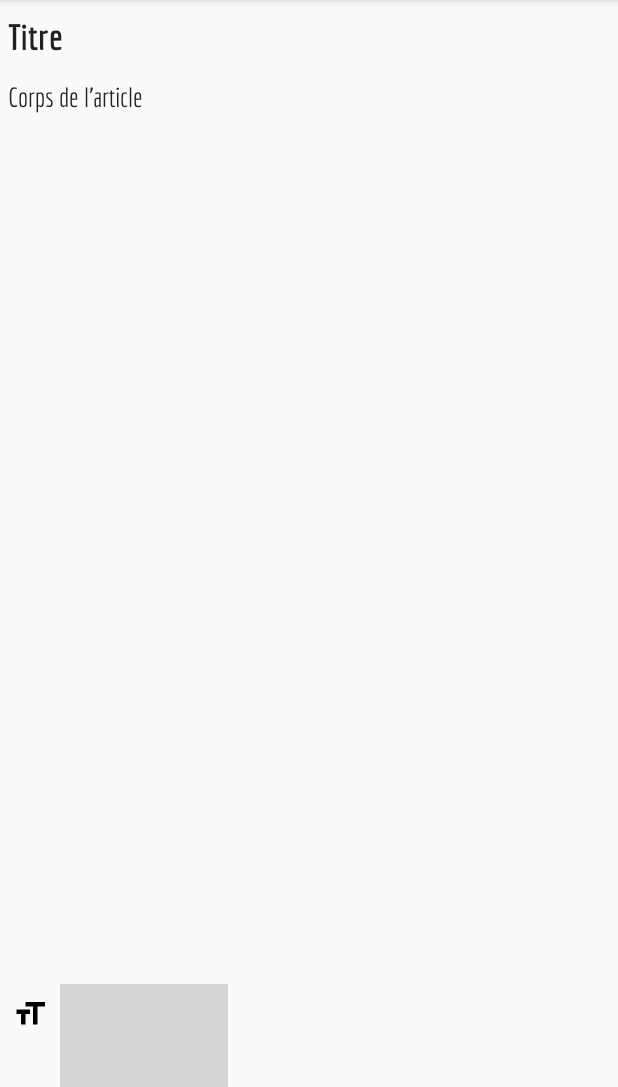
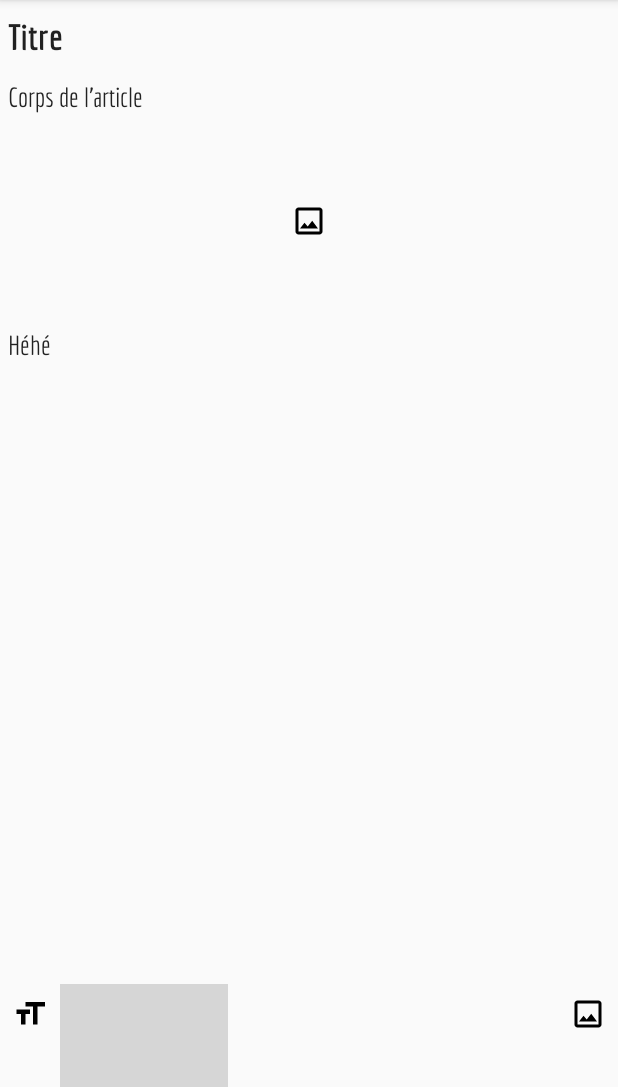
Before and after one commit to davinncia/HolmesClub, an Android app: the screen it shows after launch (WritingActivity), on a phone screen of 412 x 824 dp, the part 84-1171 px from its top. Run offline under Robolectric (Android 15) with nearby library versions, the phone set to English and light mode, and no system bars; grey boxes are pictures that could not be loaded.

Commit message:
ImageBlocWidget behaviour.

```diff
--- a/app/src/main/AndroidManifest.xml
+++ b/app/src/main/AndroidManifest.xml
@@ -10,7 +10,7 @@
         android:supportsRtl="true"
         android:theme="@style/AppTheme">
         <activity
-            android:name=".WritingActivity"
+            android:name="com.davinciapp.holmesclub.editor.WritingActivity"
             android:windowSoftInputMode="adjustResize" />
         <activity android:name=".MainActivity">
             <intent-filter>
--- a/app/src/main/java/com/davinciapp/holmesclub/MainActivity.kt
+++ b/app/src/main/java/com/davinciapp/holmesclub/MainActivity.kt
@@ -2,6 +2,7 @@ package com.davinciapp.holmesclub
 
 import androidx.appcompat.app.AppCompatActivity
 import android.os.Bundle
+import com.davinciapp.holmesclub.editor.WritingActivity
 
 class MainActivity : AppCompatActivity() {
 
--- a/app/src/main/java/com/davinciapp/holmesclub/di/ViewModelFactory.kt
+++ b/app/src/main/java/com/davinciapp/holmesclub/di/ViewModelFactory.kt
@@ -3,8 +3,8 @@ package com.davinciapp.holmesclub.di
 import android.app.Application
 import androidx.lifecycle.ViewModel
 import androidx.lifecycle.ViewModelProvider
-import com.davinciapp.holmesclub.JsonParser
-import com.davinciapp.holmesclub.WritingViewModel
+import com.davinciapp.holmesclub.json.JsonParser
+import com.davinciapp.holmesclub.editor.WritingViewModel
 
 class ViewModelFactory private constructor(private val application: Application): ViewModelProvider.Factory {
 
--- /dev/null
+++ b/app/src/main/java/com/davinciapp/holmesclub/editor/MyImageBlocWidget.kt
@@ -0,0 +1,71 @@
+package com.davinciapp.holmesclub.editor
+
+import android.content.Context
+import android.view.View
+import android.widget.ImageView
+import android.widget.LinearLayout
+import android.widget.RelativeLayout
+import android.widget.Toast
+import com.davinciapp.holmesclub.R
+
+class MyImageBlocWidget(context: Context, listener: OnClearImageBlocClickListener) : RelativeLayout(context) {
+
+    init {
+        val imageView = ImageView(context)
+        val clearView = ImageView(context)
+
+        //Set Layout Params
+        val layoutParams = LinearLayout.LayoutParams(
+            LinearLayout.LayoutParams.MATCH_PARENT,
+            //LinearLayout.LayoutParams.WRAP_CONTENT
+            200
+        )
+        this.layoutParams = layoutParams
+
+        //Focus behaviour
+        this.isFocusable = true
+        this.isFocusableInTouchMode = true
+        this.setOnFocusChangeListener { v, hasFocus ->
+            if (hasFocus) {
+                clearView.visibility = View.VISIBLE
+                this.background = context.getDrawable(R.drawable.image_bloc_frame)
+            } else {
+                this.background = null
+                clearView.visibility = View.GONE
+            }
+        }
+        this.setOnClickListener { it.requestFocus() }
+
+        //Add an ImageView with placeholder
+        val imageParams = LayoutParams(
+            LayoutParams.WRAP_CONTENT,
+            LayoutParams.WRAP_CONTENT
+        )
+        imageParams.addRule(CENTER_IN_PARENT)
+        imageView.layoutParams = imageParams
+        imageView.setImageResource(R.drawable.ic_picture)
+        this.addView(imageView)
+
+        //Add remove button
+        clearView.setImageResource(R.drawable.ic_clear)
+        clearView.setOnClickListener {
+            listener.onClearImageBlocClicked(this)
+        }
+        clearView.setPadding(8, 8, 8, 8)
+        val clearParams = LayoutParams(
+            LayoutParams.WRAP_CONTENT,
+            LayoutParams.WRAP_CONTENT
+        )
+        clearView.layoutParams = clearParams
+        clearParams.addRule(ALIGN_PARENT_RIGHT)
+        this.addView(clearView)
+
+        //Ask for focus on creation
+        this.requestFocus()
+
+    }
+
+    interface OnClearImageBlocClickListener {
+        fun onClearImageBlocClicked(imageBlocWidget: MyImageBlocWidget)
+    }
+}
--- a/app/src/main/java/com/davinciapp/holmesclub/TextBlocWidget.kt
+++ b/app/src/main/java/com/davinciapp/holmesclub/editor/TextBlocWidget.kt
@@ -1,4 +1,4 @@
-package com.davinciapp.holmesclub
+package com.davinciapp.holmesclub.editor
 
 import android.content.Context
 import android.graphics.PorterDuff
@@ -7,7 +7,9 @@ import android.text.Spannable
 import android.text.SpannableString
 import android.text.style.ImageSpan
 import androidx.core.content.res.ResourcesCompat
-import com.davinciapp.holmesclub.WritingStyle.Styles
+import com.davinciapp.holmesclub.R
+import com.davinciapp.holmesclub.model.WritingStyle
+import com.davinciapp.holmesclub.model.WritingStyle.Styles
 
 
 class TextBlocWidget(context: Context)
@@ -51,6 +53,9 @@ class TextBlocWidget(context: Context)
 
          */
 
+        //Ask for focus on creation
+        this.requestFocus()
+
     }
 
     //--------------------------------------------------------------------------------------------//
@@ -65,7 +70,11 @@ class TextBlocWidget(context: Context)
             }
             Styles.BIG -> {
                 textStyle = Styles.BIG
-                WritingStyle(24F, 16, Typeface.BOLD)
+                WritingStyle(
+                    24F,
+                    16,
+                    Typeface.BOLD
+                )
             }
             else -> {
                 Styles.MEDIUM
@@ -74,7 +83,9 @@ class TextBlocWidget(context: Context)
         }
 
         this.textSize = writingStyle.size
-        this.setTypeface(ResourcesCompat.getFont(context, R.font.economica), writingStyle.typeFace)
+        this.setTypeface(ResourcesCompat.getFont(context,
+            R.font.economica
+        ), writingStyle.typeFace)
         this.setPadding(8, writingStyle.padding, 8, writingStyle.padding)
     }
 
--- a/app/src/main/java/com/davinciapp/holmesclub/WritingActivity.kt
+++ b/app/src/main/java/com/davinciapp/holmesclub/editor/WritingActivity.kt
@@ -1,4 +1,4 @@
-package com.davinciapp.holmesclub
+package com.davinciapp.holmesclub.editor
 
 import android.content.Context
 import android.content.Intent
@@ -8,12 +8,16 @@ import android.view.*
 import android.widget.*
 import androidx.lifecycle.Observer
 import androidx.lifecycle.ViewModelProvider
+import com.davinciapp.holmesclub.*
 import com.davinciapp.holmesclub.di.ViewModelFactory
 import com.davinciapp.holmesclub.model.Bloc
 import com.davinciapp.holmesclub.model.ImageBloc
 import com.davinciapp.holmesclub.model.TextBloc
+import com.davinciapp.holmesclub.model.WritingStyle
 
-class WritingActivity : AppCompatActivity() {
+class WritingActivity : AppCompatActivity(), MyImageBlocWidget.OnClearImageBlocClickListener {
+
+    //TODO: there should always be a least 1 bloc
 
     private lateinit var viewModel: WritingViewModel
     private val layout by bind<LinearLayout>(R.id.linear_layout_writing)
@@ -28,6 +32,7 @@ class WritingActivity : AppCompatActivity() {
         //CLICKS
         findViewById<ImageView>(R.id.iv_font_size_writing).setOnClickListener { showFontOptionsPopUp(it) }
         findViewById<ImageView>(R.id.iv_paragraph_writing).setOnClickListener { showParagraphOptionsPopUp(it) }
+        findViewById<ImageView>(R.id.iv_image_writing).setOnClickListener { addPictureBloc() }
 
         //Getting ViewModel via Factory
         viewModel = ViewModelProvider(
@@ -52,11 +57,13 @@ class WritingActivity : AppCompatActivity() {
 
         addTextBloc()
 
+
+
     }
 
 
     //--------------------------------------------------------------------------------------------//
-    //                                      P O P   UP   M E N U
+    //                                      T O O L   B A R
     //--------------------------------------------------------------------------------------------//
     private fun handleToolBarClicks(view: View) {
         /*when (view.id) {
@@ -82,6 +89,7 @@ class WritingActivity : AppCompatActivity() {
 
     }
 
+    //FONT STYLE
     private fun showFontOptionsPopUp(view: View) {
         //POP UP WINDOW
         val inflater = getSystemService(Context.LAYOUT_INFLATER_SERVICE) as LayoutInflater
@@ -110,6 +118,7 @@ class WritingActivity : AppCompatActivity() {
         popWindow.showAsDropDown(view, 50, -250)
     }
 
+    //PARAGRAPH OPTIONS
     private fun showParagraphOptionsPopUp(view: View) {
         //POP UP WINDOW
         val inflater = getSystemService(Context.LAYOUT_INFLATER_SERVICE) as LayoutInflater
@@ -117,12 +126,13 @@ class WritingActivity : AppCompatActivity() {
         val popWindow = PopupWindow(popView, LinearLayout.LayoutParams.WRAP_CONTENT,  LinearLayout.LayoutParams.WRAP_CONTENT, true)
 
         popView.findViewById<ImageView>(R.id.iv_paragraph_add_writing).setOnClickListener {
-            //ADD TEXT BLOC and get focus
-            layout.addView(TextBlocWidget(this))
-            currentFocus?.let {
-                val index = layout.indexOfChild(it)
-                layout.getChildAt(index + 1).requestFocus()
-            }
+            //ADD text bloc at next position
+            addViewBelowFocus(TextBlocWidget(this))
+
+            //currentFocus?.let {
+            //    val index = layout.indexOfChild(it)
+            //    layout.getChildAt(index + 1).requestFocus()
+            //}
             popWindow.dismiss()
         }
 
@@ -150,14 +160,18 @@ class WritingActivity : AppCompatActivity() {
         popWindow.showAsDropDown(view, 50, -250)
     }
 
+    //PICTURE
+    private fun addPictureBloc() {
+        addViewBelowFocus(MyImageBlocWidget(this, this))
+    }
+
 
     //--------------------------------------------------------------------------------------------//
-    //                                       A C T I O N
+    //                                          U I
     //--------------------------------------------------------------------------------------------//
     private fun addTextBloc() {
         val textBloc = TextBlocWidget(this)
         layout.addView(textBloc)
-        textBloc.requestFocus()
 
         /*, object : TextBloc.SpecialKeyPressed {
             override fun onEnterPressed(endText: CharSequence) {
@@ -172,6 +186,13 @@ class WritingActivity : AppCompatActivity() {
         */
     }
 
+
+    private fun addViewBelowFocus(view: View) {
+        currentFocus?.let {
+            layout.addView(view, layout.indexOfChild(it) + 1)
+        } ?: layout.addView(view)
+    }
+
     private fun displayBlocsOnView(blocs: List<Bloc>) {
         for (bloc in blocs) {
             if (bloc is TextBloc) {
@@ -180,9 +201,10 @@ class WritingActivity : AppCompatActivity() {
                 editText.setStyle(bloc.style)
                 layout.addView(editText)
             } else if (bloc is ImageBloc) {
-                val imageView = ImageView(this) //Picture placeholder
-                imageView.background = getDrawable(bloc.resId)
-                layout.addView(imageView)
+                //val imageView = ImageView(this) //Picture placeholder
+                //imageView.background = getDrawable(bloc.resId)
+                //layout.addView(imageView)
+                layout.addView(MyImageBlocWidget(this, this))
                 //Fetch picture in BackGround
             }
         }
@@ -278,4 +300,8 @@ class WritingActivity : AppCompatActivity() {
             return Intent(context, WritingActivity::class.java)
         }
     }
+
+    override fun onClearImageBlocClicked(imageBlocWidget: MyImageBlocWidget) {
+        layout.removeView(imageBlocWidget)
+    }
 }
--- a/app/src/main/java/com/davinciapp/holmesclub/WritingViewModel.kt
+++ b/app/src/main/java/com/davinciapp/holmesclub/editor/WritingViewModel.kt
@@ -1,4 +1,4 @@
-package com.davinciapp.holmesclub
+package com.davinciapp.holmesclub.editor
 
 import android.util.Log
 import android.widget.ImageView
@@ -6,6 +6,7 @@ import android.widget.LinearLayout
 import androidx.lifecycle.LiveData
 import androidx.lifecycle.MutableLiveData
 import androidx.lifecycle.ViewModel
+import com.davinciapp.holmesclub.json.JsonParser
 import com.davinciapp.holmesclub.model.Bloc
 import com.davinciapp.holmesclub.model.ImageBloc
 import com.davinciapp.holmesclub.model.TextBloc
@@ -19,7 +20,7 @@ class WritingViewModel(private val jsonParser: JsonParser) : ViewModel() {
 
     init {
         //Get draft if existing
-        readAndExposeJson("""[{"style":"BIG","text":"Titre","blocType":"Text"},{"style":"MEDIUM","text":"Corps de l\u0027article","blocType":"Text"}]""")
+        readAndExposeJson("""[{"style":"BIG","text":"Titre","blocType":"Text"},{"style":"MEDIUM","text":"Corps de l\u0027article","blocType":"Text"},{"resId":2131099750,"blocType":"Image"},{"style":"MEDIUM","text":"Héhé ","blocType":"Text"}]""")
 
     }
 
@@ -43,7 +44,7 @@ class WritingViewModel(private val jsonParser: JsonParser) : ViewModel() {
             val bloc = layout.getChildAt(i)
             if (bloc is TextBlocWidget) {
                 blocs.add(TextBloc(bloc.text.toString(), bloc.textStyle))
-            } else if (bloc is ImageView) {
+            } else if (bloc is MyImageBlocWidget) {
                 blocs.add(ImageBloc())
             }
         }
--- a/app/src/main/java/com/davinciapp/holmesclub/BlocDeserializer.kt
+++ b/app/src/main/java/com/davinciapp/holmesclub/json/BlocDeserializer.kt
@@ -1,4 +1,4 @@
-package com.davinciapp.holmesclub
+package com.davinciapp.holmesclub.json
 
 import com.davinciapp.holmesclub.model.Bloc
 import com.google.gson.Gson
--- a/app/src/main/java/com/davinciapp/holmesclub/JsonParser.kt
+++ b/app/src/main/java/com/davinciapp/holmesclub/json/JsonParser.kt
@@ -1,4 +1,4 @@
-package com.davinciapp.holmesclub
+package com.davinciapp.holmesclub.json
 
 import com.davinciapp.holmesclub.model.Bloc
 import com.davinciapp.holmesclub.model.ImageBloc
@@ -17,7 +17,8 @@ class JsonParser {
         //val blocs = Gson().fromJson<List<TextBloc>>(json, blocType)
         //return blocs
 
-        val deserializer = BlocDeserializer("blocType")
+        val deserializer =
+            BlocDeserializer("blocType")
         deserializer.registerBlocType("Text", TextBloc::class.java)
         deserializer.registerBlocType("Image", ImageBloc::class.java)
         val gson = GsonBuilder().registerTypeAdapter(Bloc::class.java, deserializer).create()
--- a/app/src/main/java/com/davinciapp/holmesclub/model/TextBloc.kt
+++ b/app/src/main/java/com/davinciapp/holmesclub/model/ArticleBlocs.kt
@@ -1,7 +1,6 @@
 package com.davinciapp.holmesclub.model
 
 import com.davinciapp.holmesclub.R
-import com.davinciapp.holmesclub.WritingStyle
 
 //Parent class precizing type for Json deserialization
 abstract class Bloc{
@@ -18,7 +17,7 @@ data class TextBloc(
 }
 
 data class ImageBloc(
-    val resId: Int = R.drawable.ic_font_size
+    val resId: Int = R.drawable.ic_picture
 ) : Bloc() {
     init {
         blocType = "Image"
--- a/app/src/main/java/com/davinciapp/holmesclub/WritingStyle.kt
+++ b/app/src/main/java/com/davinciapp/holmesclub/model/WritingStyle.kt
@@ -1,4 +1,4 @@
-package com.davinciapp.holmesclub
+package com.davinciapp.holmesclub.model
 
 import android.graphics.Typeface
 
--- /dev/null
+++ b/app/src/main/res/drawable/ic_clear.xml
@@ -0,0 +1,9 @@
+<vector xmlns:android="http://schemas.android.com/apk/res/android"
+    android:width="24dp"
+    android:height="24dp"
+    android:viewportWidth="24"
+    android:viewportHeight="24">
+  <path
+      android:fillColor="#FF000000"
+      android:pathData="M19,6.41L17.59,5 12,10.59 6.41,5 5,6.41 10.59,12 5,17.59 6.41,19 12,13.41 17.59,19 19,17.59 13.41,12 19,6.41z"/>
+</vector>
--- /dev/null
+++ b/app/src/main/res/drawable/ic_picture.xml
@@ -0,0 +1,9 @@
+<vector xmlns:android="http://schemas.android.com/apk/res/android"
+    android:width="24dp"
+    android:height="24dp"
+    android:viewportWidth="24"
+    android:viewportHeight="24">
+  <path
+      android:fillColor="#FF000000"
+      android:pathData="M19,5v14L5,19L5,5h14m0,-2L5,3c-1.1,0 -2,0.9 -2,2v14c0,1.1 0.9,2 2,2h14c1.1,0 2,-0.9 2,-2L21,5c0,-1.1 -0.9,-2 -2,-2zM14.14,11.86l-3,3.87L9,13.14 6,17h12l-3.86,-5.14z"/>
+</vector>
--- /dev/null
+++ b/app/src/main/res/drawable/image_bloc_frame.xml
@@ -0,0 +1,7 @@
+<?xml version="1.0" encoding="utf-8"?>
+<shape xmlns:android="http://schemas.android.com/apk/res/android">
+    <stroke
+        android:width="2dp"
+        android:color="@color/colorAccent"/>
+
+</shape>
--- a/app/src/main/res/layout/activity_writing.xml
+++ b/app/src/main/res/layout/activity_writing.xml
@@ -1,13 +1,12 @@
 <?xml version="1.0" encoding="utf-8"?>
 
-<androidx.constraintlayout.widget.ConstraintLayout
-    xmlns:android="http://schemas.android.com/apk/res/android"
+<androidx.constraintlayout.widget.ConstraintLayout xmlns:android="http://schemas.android.com/apk/res/android"
     xmlns:app="http://schemas.android.com/apk/res-auto"
     xmlns:tools="http://schemas.android.com/tools"
     android:layout_width="match_parent"
     android:layout_height="match_parent"
     android:orientation="vertical"
-    tools:context=".WritingActivity">
+    tools:context=".editor.WritingActivity">
 
     <LinearLayout
         android:id="@+id/linear_layout_writing"
@@ -21,15 +20,16 @@
 
     </LinearLayout>
 
+    <!-- TOOL BAR -->
     <LinearLayout
         android:id="@+id/linear_layout_edit_writing"
         android:layout_width="match_parent"
         android:layout_height="wrap_content"
-            app:layout_constraintTop_toBottomOf="@id/linear_layout_writing"
+        android:orientation="horizontal"
         app:layout_constraintBottom_toBottomOf="parent"
+        app:layout_constraintEnd_toEndOf="parent"
         app:layout_constraintStart_toStartOf="parent"
-            app:layout_constraintEnd_toEndOf="parent"
-            >
+        app:layout_constraintTop_toBottomOf="@id/linear_layout_writing">
 
         <ImageView
             android:id="@+id/iv_font_size_writing"
@@ -45,5 +45,18 @@
             android:padding="8dp"
             android:src="@drawable/ic_paragraph" />
 
+        <Space
+            android:layout_width="0dp"
+            android:layout_height="wrap_content"
+            android:layout_weight="1"/>
+
+        <ImageView
+            android:id="@+id/iv_image_writing"
+            android:layout_width="wrap_content"
+            android:layout_height="wrap_content"
+            android:layout_gravity="end"
+            android:padding="8dp"
+            android:src="@drawable/ic_picture"/>
+
     </LinearLayout>
 </androidx.constraintlayout.widget.ConstraintLayout>
--- a/app/src/main/res/values/colors.xml
+++ b/app/src/main/res/values/colors.xml
@@ -3,6 +3,6 @@
     <color name="colorPrimary">#EE0000</color>
     <color name="colorPrimaryDark">#B30000</color>
     <color name="colorPrimaryLight">#D16969</color>
-    <color name="colorAccent">#97CC5A</color>
+    <color name="colorAccent">#739052</color>
 
 </resources>
```
Lines whose indentation alone changed are shown as unchanged.
